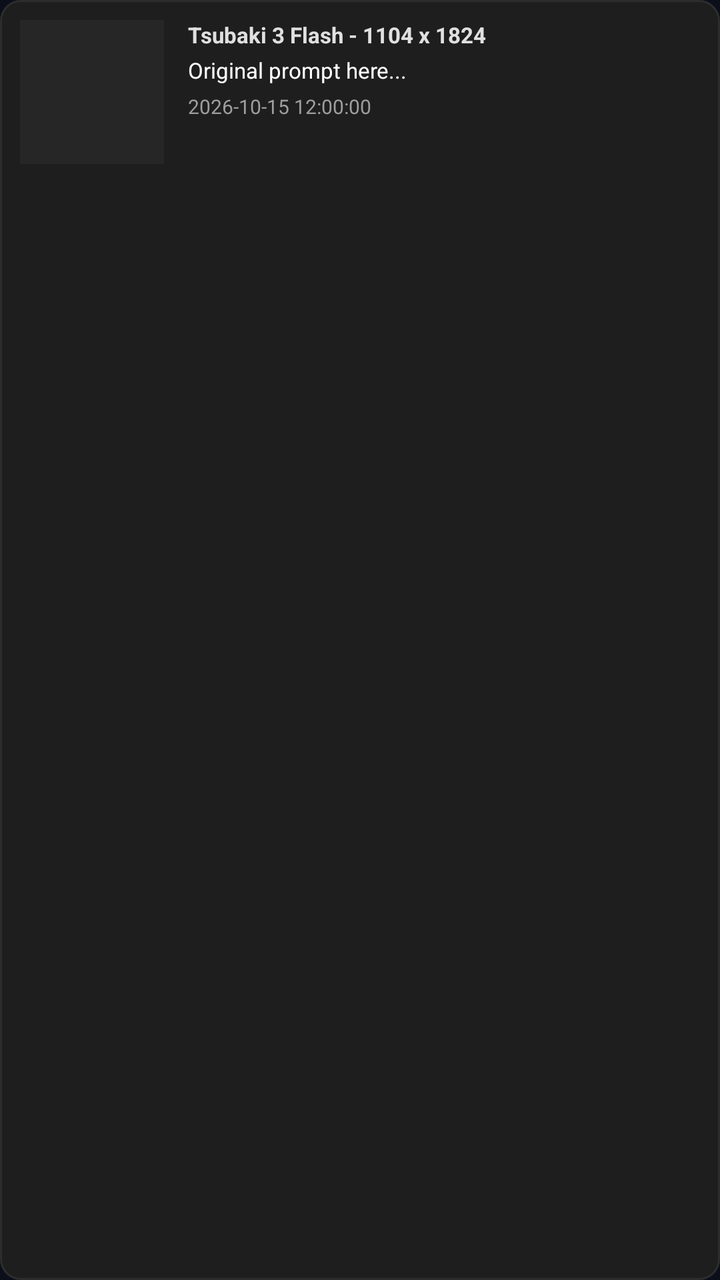
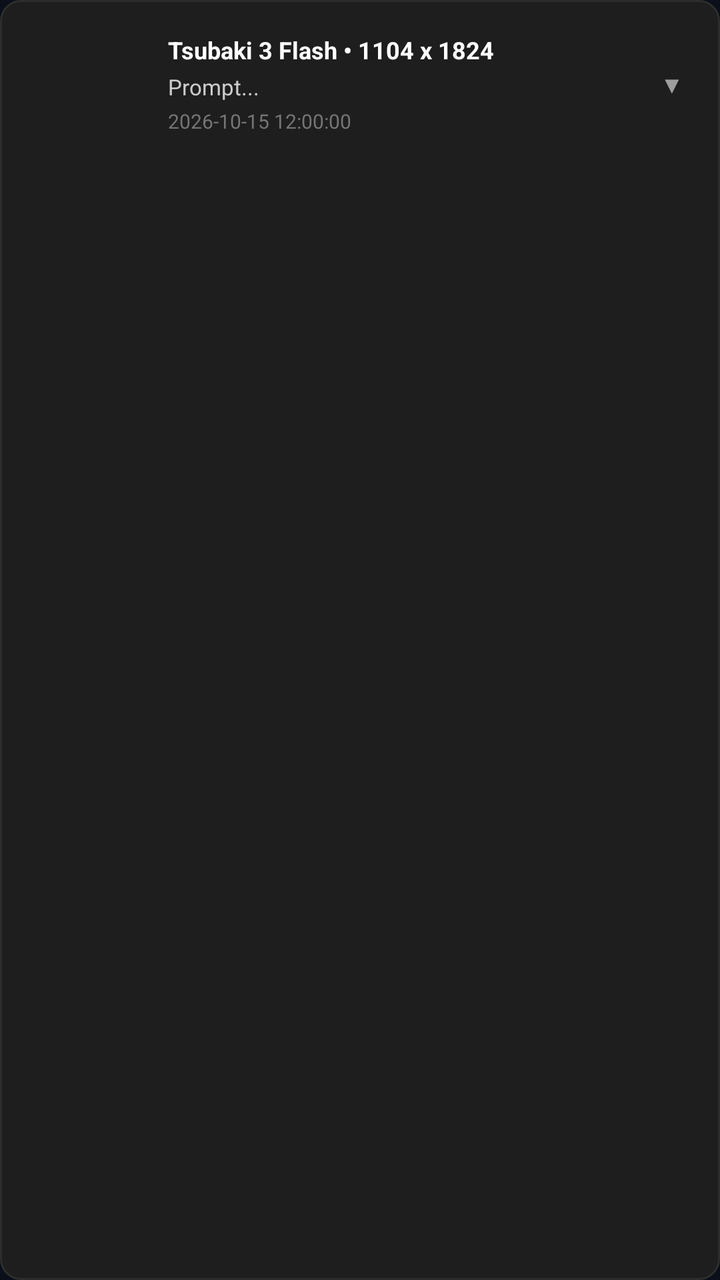

An Android layout rendered at two revisions. The XML below is the earlier revision; the diff shows what the commit changed to produce the second picture.
<!-- AndroidManifest.xml: application theme Theme.PixAiNexus -->
<!-- res/layout/item_history.xml -->
<?xml version="1.0" encoding="utf-8"?>
<LinearLayout xmlns:android="http://schemas.android.com/apk/res/android"
    android:layout_width="match_parent"
    android:layout_height="wrap_content"
    android:background="@drawable/bg_cyber_card"
    android:orientation="horizontal"
    android:padding="10dp">

    <ImageView
        android:id="@+id/ivHistoryThumb"
        android:layout_width="72dp"
        android:layout_height="72dp"
        android:layout_marginEnd="12dp"
        android:background="#262626"
        android:scaleType="centerCrop" />

    <LinearLayout
        android:layout_width="0dp"
        android:layout_height="wrap_content"
        android:layout_weight="1"
        android:orientation="vertical">

        <TextView
            android:id="@+id/tvHistoryMeta"
            android:layout_width="match_parent"
            android:layout_height="wrap_content"
            android:text="Tsubaki 3 Flash - 1104 x 1824"
            android:textColor="#E0E0E0"
            android:textSize="11sp"
            android:textStyle="bold" />

        <TextView
            android:id="@+id/tvHistoryPrompt"
            android:layout_width="match_parent"
            android:layout_height="wrap_content"
            android:layout_marginTop="3dp"
            android:ellipsize="end"
            android:maxLines="2"
            android:text="Original prompt here..."
            android:textColor="#FFFFFF"
            android:textSize="11sp" />

        <TextView
            android:id="@+id/tvHistoryDate"
            android:layout_width="match_parent"
            android:layout_height="wrap_content"
            android:layout_marginTop="4dp"
            android:text="2026-10-15 12:00:00"
            android:textColor="#9E9E9E"
            android:textSize="10sp" />
    </LinearLayout>
</LinearLayout>
<!-- resources referenced by this layout -->
<resources>
  <!-- drawable bg_cyber_card (drawable) -->
  <?xml version="1.0" encoding="utf-8"?>
  <shape xmlns:android="http://schemas.android.com/apk/res/android">
      <solid android:color="#1E1E1E" />
      <stroke android:width="1dp" android:color="#2D2D2D" />
      <corners android:radius="10dp" />
  </shape>
  <style name="Theme.PixAiNexus" parent="Theme.MaterialComponents.DayNight.NoActionBar">
          <item name="colorPrimary">@color/neon_cyan</item>
          <item name="colorPrimaryVariant">@color/neon_indigo</item>
          <item name="colorOnPrimary">#FFFFFF</item>
          <item name="android:statusBarColor">#0B0F19</item>
          <item name="android:navigationBarColor">#0B0F19</item>
          <item name="android:windowBackground">@color/bg_main</item>
      </style>
  <color name="neon_cyan">#38BDF8</color>
  <color name="neon_indigo">#818CF8</color>
  <color name="bg_main">#0B0F19</color>
</resources>

<!-- the commit's change to res/layout/item_history.xml (unified diff, before → after) -->
@@ -2,51 +2,169 @@
 <LinearLayout xmlns:android="http://schemas.android.com/apk/res/android"
     android:layout_width="match_parent"
     android:layout_height="wrap_content"
+    android:layout_marginBottom="8dp"
     android:background="@drawable/bg_cyber_card"
-    android:orientation="horizontal"
-    android:padding="10dp">
+    android:orientation="vertical"
+    android:padding="12dp">
 
-    <ImageView
-        android:id="@+id/ivHistoryThumb"
-        android:layout_width="72dp"
-        android:layout_height="72dp"
-        android:layout_marginEnd="12dp"
-        android:background="#262626"
-        android:scaleType="centerCrop" />
+    
+    <LinearLayout
+        android:id="@+id/layoutItemHeader"
+        android:layout_width="match_parent"
+        android:layout_height="wrap_content"
+        android:gravity="center_vertical"
+        android:orientation="horizontal">
 
-    <LinearLayout
-        android:layout_width="0dp"
-        android:layout_height="wrap_content"
-        android:layout_weight="1"
-        android:orientation="vertical">
+        <ImageView
+            android:id="@+id/ivHistoryThumb"
+            android:layout_width="60dp"
+            android:layout_height="60dp"
+            android:layout_marginEnd="12dp"
+            android:background="#1E1E1E"
+            android:scaleType="centerCrop" />
+
+        <LinearLayout
+            android:layout_width="0dp"
+            android:layout_height="wrap_content"
+            android:layout_weight="1"
+            android:orientation="vertical">
+
+            <TextView
+                android:id="@+id/tvHistoryMeta"
+                android:layout_width="match_parent"
+                android:layout_height="wrap_content"
+                android:singleLine="true"
+                android:text="Tsubaki 3 Flash • 1104 x 1824"
+                android:textColor="#FFFFFF"
+                android:textSize="12sp"
+                android:textStyle="bold" />
+
+            <TextView
+                android:id="@+id/tvHistoryPrompt"
+                android:layout_width="match_parent"
+                android:layout_height="wrap_content"
+                android:layout_marginTop="3dp"
+                android:ellipsize="end"
+                android:maxLines="2"
+                android:text="Prompt..."
+                android:textColor="#CCCCCC"
+                android:textSize="11sp" />
+
+            <TextView
+                android:id="@+id/tvHistoryDate"
+                android:layout_width="match_parent"
+                android:layout_height="wrap_content"
+                android:layout_marginTop="3dp"
+                android:text="2026-10-15 12:00:00"
+                android:textColor="#757575"
+                android:textSize="10sp" />
+        </LinearLayout>
 
         <TextView
-            android:id="@+id/tvHistoryMeta"
+            android:id="@+id/tvExpandIndicator"
+            android:layout_width="wrap_content"
+            android:layout_height="wrap_content"
+            android:paddingHorizontal="6dp"
+            android:text="▼"
+            android:textColor="#9E9E9E"
+            android:textSize="12sp" />
+    </LinearLayout>
+
+    
+    <LinearLayout
+        android:id="@+id/layoutExpandedDetails"
+        android:layout_width="match_parent"
+        android:layout_height="wrap_content"
+        android:layout_marginTop="10dp"
+        android:orientation="vertical"
+        android:visibility="gone">
+
+        
+        <HorizontalScrollView
+            android:id="@+id/hsvHistoryBatchThumbs"
             android:layout_width="match_parent"
             android:layout_height="wrap_content"
-            android:text="Tsubaki 3 Flash - 1104 x 1824"
-            android:textColor="#E0E0E0"
-            android:textSize="11sp"
-            android:textStyle="bold" />
+            android:layout_marginBottom="8dp"
+            android:visibility="gone">
+            <LinearLayout
+                android:id="@+id/layoutHistoryBatchContainer"
+                android:layout_width="wrap_content"
+                android:layout_height="wrap_content"
+                android:orientation="horizontal" />
+        </HorizontalScrollView>
+
+        
+        <TextView
+            android:layout_width="match_parent"
+            android:layout_height="wrap_content"
+            android:text="Prompt Gốc:"
+            android:textColor="#9E9E9E"
+            android:textSize="10sp" />
 
         <TextView
-            android:id="@+id/tvHistoryPrompt"
+            android:id="@+id/tvHistoryFullOriginalPrompt"
             android:layout_width="match_parent"
             android:layout_height="wrap_content"
-            android:layout_marginTop="3dp"
-            android:ellipsize="end"
-            android:maxLines="2"
-            android:text="Original prompt here..."
+            android:layout_marginBottom="6dp"
             android:textColor="#FFFFFF"
             android:textSize="11sp" />
 
+        
         <TextView
-            android:id="@+id/tvHistoryDate"
             android:layout_width="match_parent"
             android:layout_height="wrap_content"
-            android:layout_marginTop="4dp"
-            android:text="2026-10-15 12:00:00"
+            android:text="Prompt Server Sửa:"
             android:textColor="#9E9E9E"
             android:textSize="10sp" />
+
+        <TextView
+            android:id="@+id/tvHistoryFullServerPrompt"
+            android:layout_width="match_parent"
+            android:layout_height="wrap_content"
+            android:layout_marginBottom="10dp"
+            android:textColor="#81C784"
+            android:textSize="11sp" />
+
+        
+        <LinearLayout
+            android:layout_width="match_parent"
+            android:layout_height="36dp"
+            android:orientation="horizontal">
+
+            <Button
+                android:id="@+id/btnHistoryZoom"
+                android:layout_width="0dp"
+                android:layout_height="match_parent"
+                android:layout_marginEnd="4dp"
+                android:layout_weight="1"
+                android:background="@drawable/bg_cyber_chip_normal"
+                android:text="Phóng To"
+                android:textAllCaps="false"
+                android:textColor="#FFFFFF"
+                android:textSize="11sp" />
+
+            <Button
+                android:id="@+id/btnHistoryDownload"
+                android:layout_width="0dp"
+                android:layout_height="match_parent"
+                android:layout_marginEnd="4dp"
+                android:layout_weight="1"
+                android:background="@drawable/bg_cyber_chip_normal"
+                android:text="Tải Về Máy"
+                android:textAllCaps="false"
+                android:textColor="#FFFFFF"
+                android:textSize="11sp" />
+
+            <Button
+                android:id="@+id/btnHistoryCopyPrompt"
+                android:layout_width="0dp"
+                android:layout_height="match_parent"
+                android:layout_weight="1"
+                android:background="@drawable/bg_cyber_chip_normal"
+                android:text="Chép Prompt"
+                android:textAllCaps="false"
+                android:textColor="#FFFFFF"
+                android:textSize="11sp" />
+        </LinearLayout>
     </LinearLayout>
 </LinearLayout>
<!-- resource entries referenced after the edit -->
@@ -6,6 +6,13 @@
       <solid android:color="#1E1E1E" />
       <stroke android:width="1dp" android:color="#2D2D2D" />
       <corners android:radius="10dp" />
+  </shape>
+  <!-- drawable bg_cyber_chip_normal (drawable) -->
+  <?xml version="1.0" encoding="utf-8"?>
+  <shape xmlns:android="http://schemas.android.com/apk/res/android">
+      <solid android:color="#222222" />
+      <stroke android:width="1dp" android:color="#333333" />
+      <corners android:radius="8dp" />
   </shape>
   <style name="Theme.PixAiNexus" parent="Theme.MaterialComponents.DayNight.NoActionBar">
           <item name="colorPrimary">@color/neon_cyan</item>
